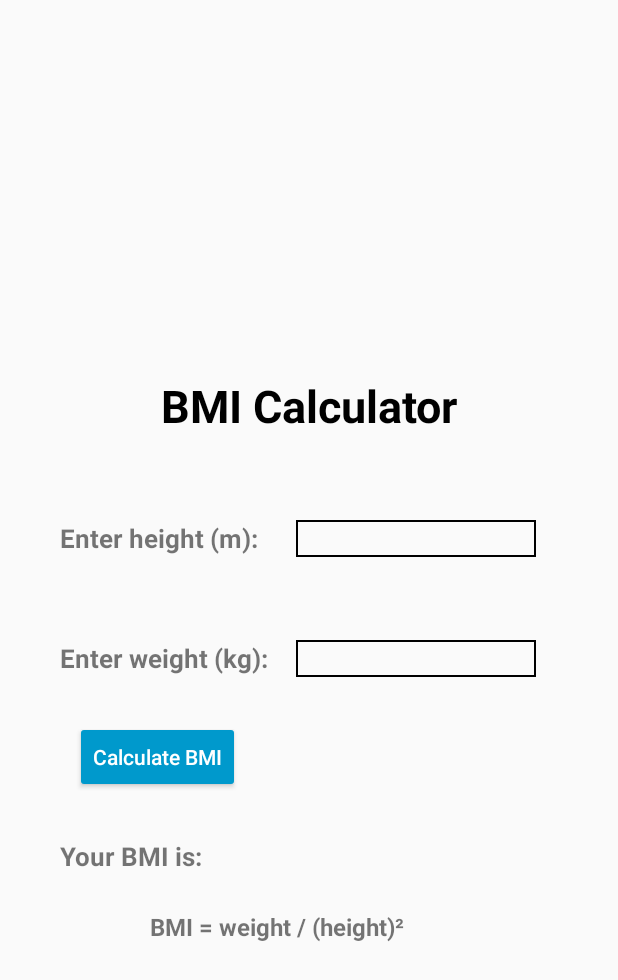
After one commit to Nauh24/HocTrenLop, an Android app: the BMICalculatorActivity screen opened directly, with no data from a screen before it, on a phone screen of 412 x 824 dp. The commit adds this screen. Shown: the top 980 px of the screen. Run offline under Robolectric (Android 15) with nearby library versions, the phone set to English and light mode, and no system bars.

Commit message:
add bmi calculator

```diff
--- a/app/src/main/AndroidManifest.xml
+++ b/app/src/main/AndroidManifest.xml
@@ -12,6 +12,24 @@
         android:supportsRtl="true"
         android:theme="@style/Theme.Demo"
         tools:targetApi="31">
+        <activity
+            android:name=".SphereCalculatorActivity"
+            android:exported="true">
+            <intent-filter>
+                <action android:name="android.intent.action.MAIN" />
+
+                <category android:name="android.intent.category.LAUNCHER" />
+            </intent-filter>
+        </activity>
+        <activity
+            android:name=".BMICalculatorActivity"
+            android:exported="true">
+            <intent-filter>
+                <action android:name="android.intent.action.MAIN" />
+
+                <category android:name="android.intent.category.LAUNCHER" />
+            </intent-filter>
+        </activity>
         <activity
             android:name=".AutoCompleteTextViewActivity"
             android:exported="true">
--- a/app/src/main/java/com/nauh/demo/AutoCompleteTextViewActivity.java
+++ b/app/src/main/java/com/nauh/demo/AutoCompleteTextViewActivity.java
@@ -19,6 +19,8 @@ public class AutoCompleteTextViewActivity extends AppCompatActivity {
         EdgeToEdge.enable(this);
         setContentView(R.layout.auto_complete_text_view);
 
+
+
         String[] countries = getResources().getStringArray(R.array.country);
         AutoCompleteTextView autoCompleteTextView = findViewById(R.id.oneAuto);
         ArrayAdapter<String> adapter = new ArrayAdapter<>(this, android.R.layout.simple_list_item_1, countries);
--- /dev/null
+++ b/app/src/main/java/com/nauh/demo/BMICalculatorActivity.java
@@ -0,0 +1,57 @@
+package com.nauh.demo;
+
+import android.os.Bundle;
+import android.view.View;
+import android.widget.Button;
+import android.widget.EditText;
+import android.widget.TextView;
+
+import androidx.activity.EdgeToEdge;
+import androidx.appcompat.app.AppCompatActivity;
+import androidx.core.graphics.Insets;
+import androidx.core.view.ViewCompat;
+import androidx.core.view.WindowInsetsCompat;
+
+public class BMICalculatorActivity extends AppCompatActivity {
+    private EditText etHeight, etWeight;
+    private Button btnCalculate;
+    private TextView tvResult;
+
+    @Override
+    protected void onCreate(Bundle savedInstanceState) {
+        super.onCreate(savedInstanceState);
+        EdgeToEdge.enable(this);
+        setContentView(R.layout.bmicalculator);
+        ViewCompat.setOnApplyWindowInsetsListener(findViewById(R.id.main), (v, insets) -> {
+            Insets systemBars = insets.getInsets(WindowInsetsCompat.Type.systemBars());
+            v.setPadding(systemBars.left, systemBars.top, systemBars.right, systemBars.bottom);
+            return insets;
+        });
+
+        initView();
+        btnCalculate.setOnClickListener(new View.OnClickListener() {
+            @Override
+            public void onClick(View view) {
+                String weight = etWeight.getText().toString();
+                String height = etHeight.getText().toString();
+                double w, h;
+                try {
+                    w = Double.parseDouble(weight);
+                    h = Double.parseDouble(height);
+                    double bmi = w / (h * h);
+                    String formattedBmi = String.format("%.1f", bmi);
+                    tvResult.setText(formattedBmi);
+                } catch (Exception e) {
+                    tvResult.setText("Please enter valid weight and height");
+                }
+            }
+        });
+    }
+
+    private void initView() {
+        etHeight = findViewById(R.id.etHeight);
+        etWeight = findViewById(R.id.etWeight);
+        btnCalculate = findViewById(R.id.btnCalculate);
+        tvResult = findViewById(R.id.tvResult);
+    }
+}
--- /dev/null
+++ b/app/src/main/res/drawable/edittext_border.xml
@@ -0,0 +1,6 @@
+<?xml version="1.0" encoding="utf-8"?>
+<shape xmlns:android="http://schemas.android.com/apk/res/android">
+    <stroke
+        android:width="1dp"
+        android:color="#000000" />
+</shape>
--- /dev/null
+++ b/app/src/main/res/layout/bmicalculator.xml
@@ -0,0 +1,111 @@
+<?xml version="1.0" encoding="utf-8"?>
+<androidx.constraintlayout.widget.ConstraintLayout xmlns:android="http://schemas.android.com/apk/res/android"
+    xmlns:app="http://schemas.android.com/apk/res-auto"
+    xmlns:tools="http://schemas.android.com/tools"
+    android:id="@+id/main"
+    android:layout_width="match_parent"
+    android:layout_height="match_parent"
+    tools:context=".BMICalculatorActivity">
+
+    <TextView
+        android:id="@+id/tvTitle"
+        android:layout_width="wrap_content"
+        android:layout_height="wrap_content"
+        android:layout_marginTop="250dp"
+        android:text="BMI Calculator"
+        android:textColor="@color/black"
+        android:textSize="30sp"
+        android:textStyle="bold"
+        app:layout_constraintEnd_toEndOf="parent"
+        app:layout_constraintStart_toStartOf="parent"
+        app:layout_constraintTop_toTopOf="parent" />
+
+    <TextView
+        android:id="@+id/tvHeight"
+        android:layout_width="wrap_content"
+        android:layout_height="wrap_content"
+        android:layout_marginStart="40dp"
+        android:layout_marginTop="56dp"
+        android:text="Enter height (m):"
+        android:textSize="17sp"
+        android:textStyle="bold"
+        app:layout_constraintStart_toStartOf="parent"
+        app:layout_constraintTop_toBottomOf="@id/tvTitle" />
+
+    <EditText
+        android:id="@+id/etHeight"
+        android:layout_width="160.dp"
+        android:layout_height="wrap_content"
+        android:inputType="numberDecimal"
+        android:background="@drawable/edittext_border"
+        app:layout_constraintTop_toTopOf="@id/tvHeight"
+        app:layout_constraintStart_toEndOf="@id/tvHeight"
+        android:layout_marginStart="25.dp"/>
+
+    <TextView
+        android:id="@+id/tvWeight"
+        android:layout_width="wrap_content"
+        android:layout_height="wrap_content"
+        android:layout_marginTop="56dp"
+        android:text="Enter weight (kg):"
+        android:textSize="17sp"
+        android:textStyle="bold"
+        app:layout_constraintTop_toBottomOf="@id/tvHeight"
+        app:layout_constraintStart_toStartOf="@id/tvHeight"/>
+
+    <EditText
+        android:id="@+id/etWeight"
+        android:layout_width="160.dp"
+        android:layout_height="wrap_content"
+        android:inputType="numberDecimal"
+        android:background="@drawable/edittext_border"
+        app:layout_constraintTop_toTopOf="@id/tvWeight"
+        app:layout_constraintStart_toStartOf="@id/etHeight"/>
+
+    <Button
+        android:id="@+id/btnCalculate"
+        android:layout_width="wrap_content"
+        android:layout_height="wrap_content"
+        android:text="Calculate BMI"
+        android:textAllCaps="false"
+        android:backgroundTint="@android:color/holo_blue_dark"
+        android:textColor="@color/white"
+        app:layout_constraintTop_toBottomOf="@id/tvWeight"
+        app:layout_constraintStart_toStartOf="parent"
+        android:layout_marginTop="30.dp"
+        android:layout_marginStart="50.dp"/>
+
+    <TextView
+        android:id="@+id/tvResult"
+        android:layout_width="wrap_content"
+        android:layout_height="wrap_content"
+        android:layout_marginTop="30dp"
+        android:text="Your BMI is: "
+        android:textSize="17sp"
+        android:textStyle="bold"
+        app:layout_constraintTop_toBottomOf="@id/btnCalculate"
+        app:layout_constraintStart_toStartOf="@id/tvWeight"/>
+
+    <TextView
+        android:id="@+id/tvBMI"
+        android:layout_width="wrap_content"
+        android:layout_height="wrap_content"
+        android:layout_marginTop="10dp"
+        android:textSize="17sp"
+        app:layout_constraintTop_toTopOf="@id/tvResult"
+        app:layout_constraintStart_toEndOf="@id/tvResult"
+        android:layout_marginStart="50.dp"/>
+
+    <TextView
+        android:id="@+id/tvFormula"
+        android:layout_width="wrap_content"
+        android:layout_height="wrap_content"
+        android:text="BMI = weight / (height)\u00B2"
+        android:textSize="16.sp"
+        android:textStyle="bold"
+        app:layout_constraintTop_toBottomOf="@id/tvResult"
+        app:layout_constraintStart_toStartOf="parent"
+        android:layout_marginTop="24.dp"
+        android:layout_marginStart="100.dp"/>
+
+</androidx.constraintlayout.widget.ConstraintLayout>
--- a/app/src/main/res/layout/calculator.xml
+++ b/app/src/main/res/layout/calculator.xml
@@ -76,7 +76,7 @@
         android:layout_width="wrap_content"
         android:layout_height="wrap_content"
         android:layout_marginTop="88dp"
-        android:text="TextView"
+        android:text=""
         app:layout_constraintEnd_toEndOf="parent"
         app:layout_constraintStart_toStartOf="parent"
         app:layout_constraintTop_toBottomOf="@+id/e2" />
```
